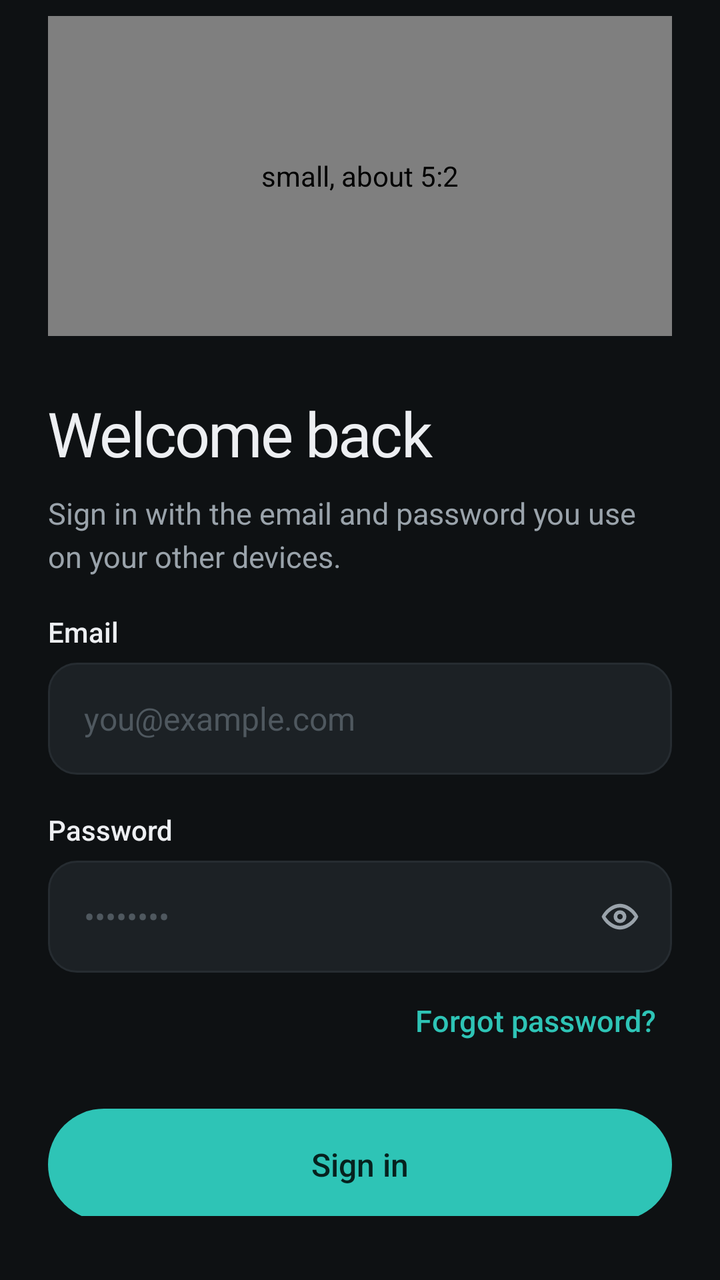
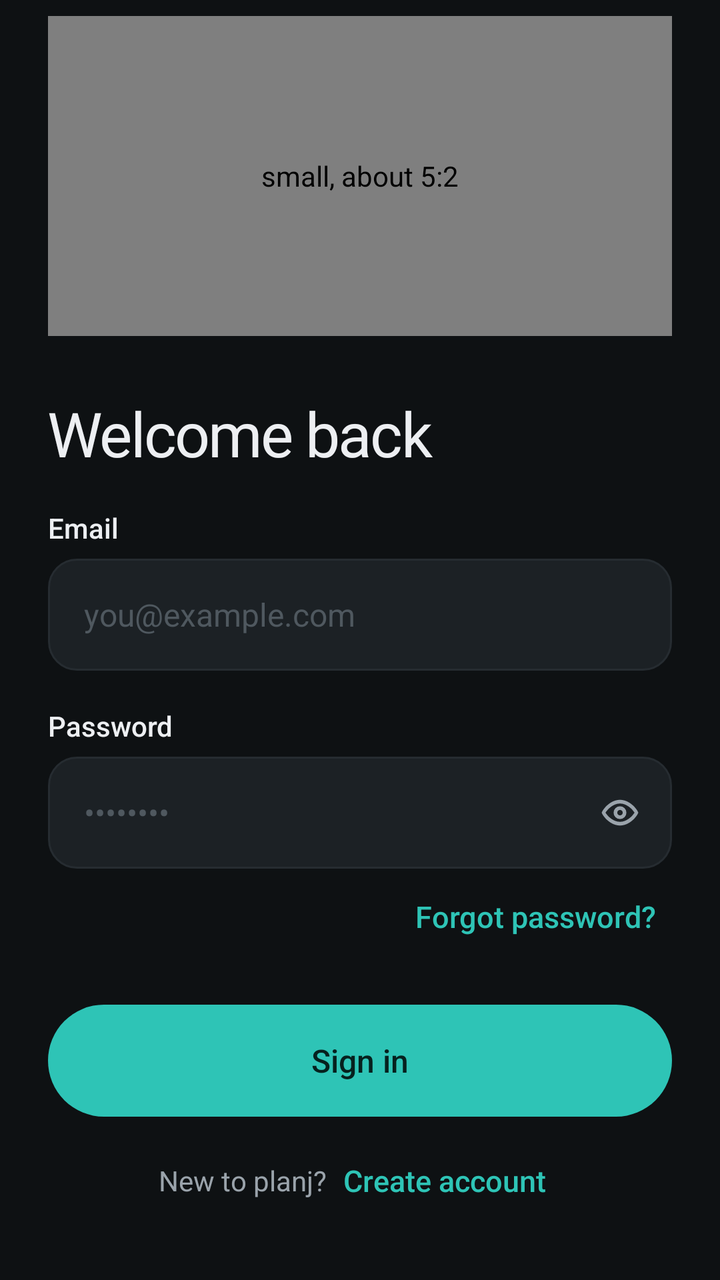

An Android layout rendered at two revisions. The XML below is the earlier revision; the diff shows what the commit changed to produce the second picture.
<!-- AndroidManifest.xml: application theme Theme.Planj -->
<!-- res/layout/screen_signin.xml -->
<?xml version="1.0" encoding="utf-8"?>
<LinearLayout xmlns:android="http://schemas.android.com/apk/res/android"
    android:layout_width="match_parent"
    android:layout_height="wrap_content"
    android:orientation="vertical"
    android:paddingHorizontal="24dp"
    android:paddingTop="8dp"
    android:paddingBottom="32dp">

        <com.planj.phone.Illustration
            style="@style/Auth.Illustration"
            android:layout_height="160dp"
            android:contentDescription="small, about 5:2"
            android:tag="signin" />

        <TextView style="@style/Auth.Title" android:text="Welcome back" />
        <TextView android:id="@+id/blurb" style="@style/Auth.Blurb" android:text="Sign in with the email and password you use on your other devices." />
        <TextView android:id="@+id/error" style="@style/Auth.Error" />
        <TextView style="@style/Auth.Label" android:text="Email" />
        <EditText
            android:id="@+id/email"
                style="@style/Auth.Field"
            android:layout_marginTop="6dp"
            android:hint="you@example.com"
            android:imeOptions="actionNext"
            android:inputType="textEmailAddress" />
        <TextView android:id="@+id/email_hint" style="@style/Auth.Hint" />
        <TextView style="@style/Auth.Label" android:text="Password" />
        <FrameLayout
            android:layout_width="match_parent"
            android:layout_height="wrap_content"
            android:layout_marginTop="6dp">

            <EditText
                android:id="@+id/password"
                style="@style/Auth.Field"
                android:layout_marginTop="0dp"
                android:hint="••••••••"
                android:imeOptions="actionDone"
                android:inputType="textPassword" android:paddingEnd="52dp" />

            <ImageButton
                android:id="@+id/password_eye"
                android:layout_width="44dp"
                android:layout_height="44dp"
                android:layout_gravity="end|center_vertical"
                android:layout_marginEnd="4dp"
                android:background="@drawable/btn_text"
                android:contentDescription="Show password"
                android:src="@drawable/ic_eye"
                android:tint="@color/muted" />
        </FrameLayout>
        <TextView android:id="@+id/password_hint" style="@style/Auth.Hint" />
        <Button android:id="@+id/btn_forgot" style="@style/Auth.Link" android:layout_gravity="end" android:layout_marginTop="4dp" android:text="Forgot password?" />
        <FrameLayout
            android:layout_width="match_parent"
            android:layout_height="wrap_content">
            <Button android:id="@+id/btn_submit" style="@style/Auth.Primary" android:text="Sign in" />
            <ProgressBar android:id="@+id/progress" android:layout_width="22dp" android:layout_height="22dp" android:layout_gravity="center" android:layout_marginTop="20dp" android:indeterminateTint="@color/on_accent" android:visibility="gone" />
        </FrameLayout>
        <LinearLayout
            android:layout_width="match_parent"
            android:layout_height="wrap_content"
            android:layout_marginTop="14dp"
            android:gravity="center_vertical|center_horizontal"
            android:orientation="horizontal">
            <TextView android:layout_width="wrap_content" android:layout_height="wrap_content" android:text="New to planj?" android:textColor="@color/muted" android:textSize="14sp" />
            <Button android:id="@+id/btn_create" style="@style/Auth.Link" android:text="Create account" />
        </LinearLayout>
</LinearLayout>
<!-- resources referenced by this layout -->
<resources>
  <color name="muted">#9AA3AB</color>
  <color name="on_accent">#06211E</color>
  <!-- drawable btn_text (drawable) -->
  <?xml version="1.0" encoding="utf-8"?>
  <ripple xmlns:android="http://schemas.android.com/apk/res/android" android:color="@color/ripple">
      <item>
          <shape android:shape="rectangle">
              <solid android:color="#00000000" />
              <corners android:radius="999dp" />
          </shape>
      </item>
  </ripple>
  <style name="Auth.Blurb" parent="Body">
          <item name="android:layout_marginTop">10dp</item>
      </style>
  <style name="Auth.Hint" parent="">
          <item name="android:layout_width">match_parent</item>
          <item name="android:layout_height">wrap_content</item>
          <item name="android:layout_marginTop">6dp</item>
          <item name="android:paddingHorizontal">4dp</item>
          <item name="android:textColor">@color/bad</item>
          <item name="android:textSize">13sp</item>
          <item name="android:visibility">gone</item>
      </style>
  <style name="Auth.Illustration" parent="">
          <item name="android:layout_width">match_parent</item>
          <item name="android:layout_height">200dp</item>
          <item name="android:layout_marginBottom">24dp</item>
      </style>
  <style name="Auth.Label" parent="">
          <item name="android:layout_width">wrap_content</item>
          <item name="android:layout_height">wrap_content</item>
          <item name="android:layout_marginTop">18dp</item>
          <item name="android:fontFamily">sans-serif-medium</item>
          <item name="android:textColor">@color/text</item>
          <item name="android:textSize">14sp</item>
      </style>
  <style name="Auth.Primary" parent="Pill.Primary">
          <item name="android:layout_marginTop">24dp</item>
      </style>
  <style name="Auth.Title" parent="Display.L">
          <item name="android:layout_marginTop">8dp</item>
      </style>
  <color name="ripple">#22FFFFFF</color>
  <style name="Body" parent="">
          <item name="android:layout_width">match_parent</item>
          <item name="android:layout_height">wrap_content</item>
          <item name="android:lineSpacingExtra">4dp</item>
          <item name="android:textColor">@color/muted</item>
          <item name="android:textSize">15sp</item>
      </style>
  <!-- drawable field_bg_error (drawable) -->
  <?xml version="1.0" encoding="utf-8"?>
  <shape xmlns:android="http://schemas.android.com/apk/res/android" android:shape="rectangle">
      <solid android:color="@color/surface_alt" />
      <corners android:radius="14dp" />
      <stroke android:width="1.5dp" android:color="@color/bad" />
  </shape>
  <color name="bad">#E5616B</color>
  <color name="text">#EDEFF2</color>
  <color name="idle">#4F585F</color>
  <color name="accent">#2EC4B6</color>
  <style name="Pill.Primary">
          <item name="android:background">@drawable/btn_primary</item>
          <item name="android:textColor">@color/on_accent</item>
      </style>
  <style name="Display.L">
          <item name="android:textSize">31sp</item>
      </style>
  <color name="bg">#0E1113</color>
  <style name="PageTransitions" parent="@android:style/Animation.Activity">
          <item name="android:activityOpenEnterAnimation">@anim/slide_in_right</item>
          <item name="android:activityOpenExitAnimation">@anim/slide_out_left</item>
          <item name="android:activityCloseEnterAnimation">@anim/slide_in_left</item>
          <item name="android:activityCloseExitAnimation">@anim/slide_out_right</item>
      </style>
  <color name="surface_alt">#1C2125</color>
  <color name="border">#262C31</color>
  <color name="accent_dim">#1F5F5A</color>
  <!-- unchanged entries left out for length: 9 -->
</resources>

<!-- the commit's change to res/layout/screen_signin.xml (unified diff, before → after) -->
@@ -14,7 +14,7 @@
             android:tag="signin" />
 
         <TextView style="@style/Auth.Title" android:text="Welcome back" />
-        <TextView android:id="@+id/blurb" style="@style/Auth.Blurb" android:text="Sign in with the email and password you use on your other devices." />
+        <TextView android:id="@+id/blurb" style="@style/Auth.Blurb" android:visibility="gone" />
         <TextView android:id="@+id/error" style="@style/Auth.Error" />
         <TextView style="@style/Auth.Label" android:text="Email" />
         <EditText
